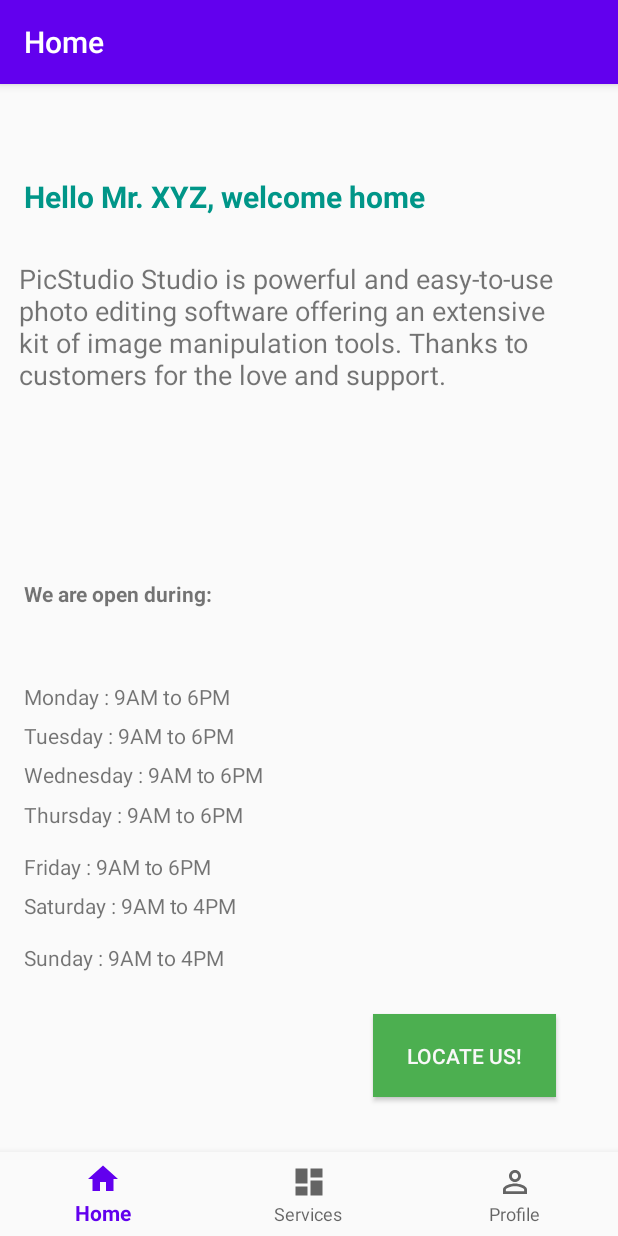
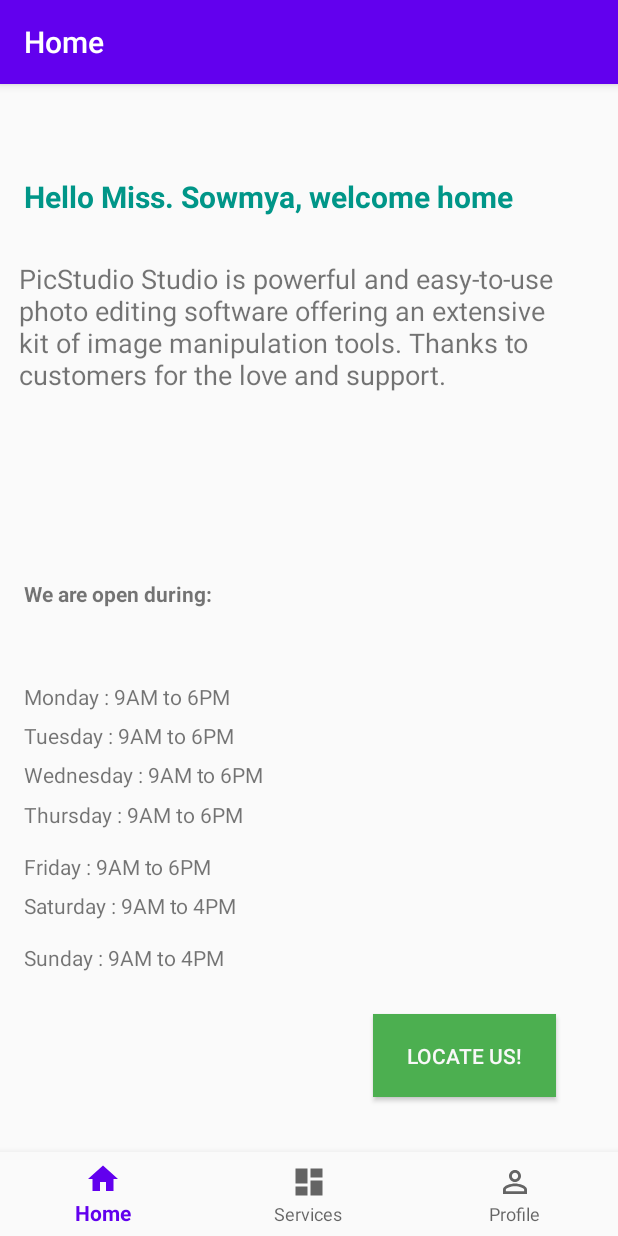
Before and after one commit to sowmyathogiti/PicStudioLab, an Android app: the HomeFragment screen opened directly, with no data from a screen before it, on a phone screen of 412 x 824 dp. Run offline under Robolectric (Android 15) with nearby library versions, the phone set to English and light mode, and no system bars; our stand-ins replace navigation-ui.

```diff
--- a/PicStudioLab_project/app/src/main/res/layout/fragment_home.xml
+++ b/PicStudioLab_project/app/src/main/res/layout/fragment_home.xml
@@ -10,7 +10,7 @@
         android:id="@+id/initialmsg"
         android:layout_width="354dp"
         android:layout_height="31dp"
-        android:text="Hello Mr. XYZ, welcome home"
+        android:text="Hello Miss. Sowmya, welcome home"
         android:textColor="#009688"
         android:textSize="20dp"
         android:textStyle="bold"
```
